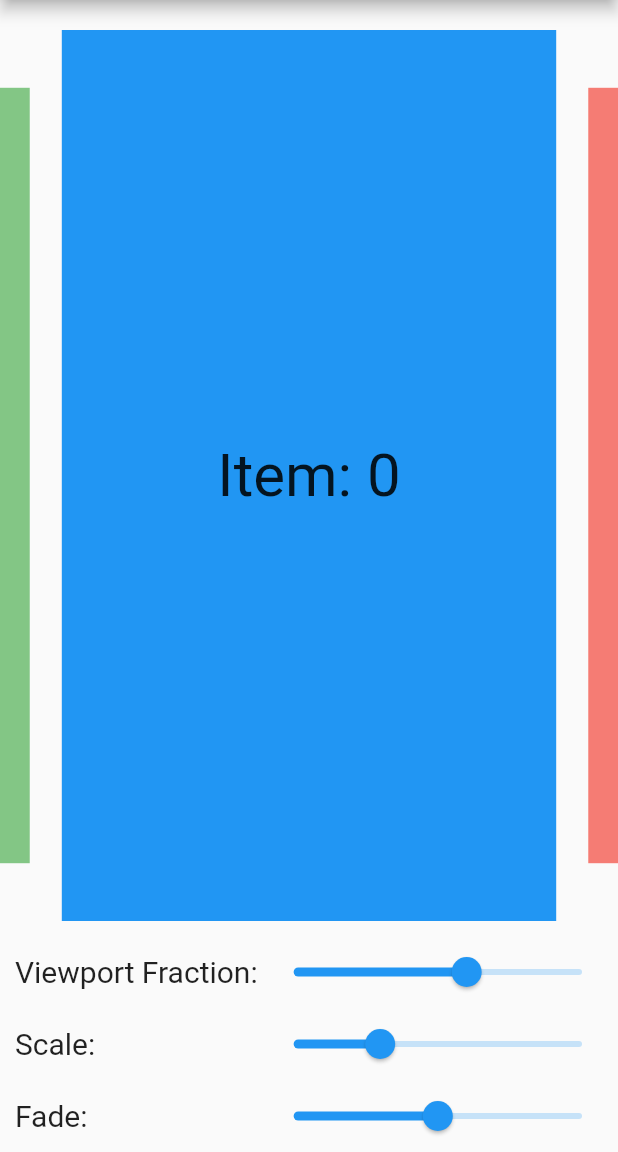
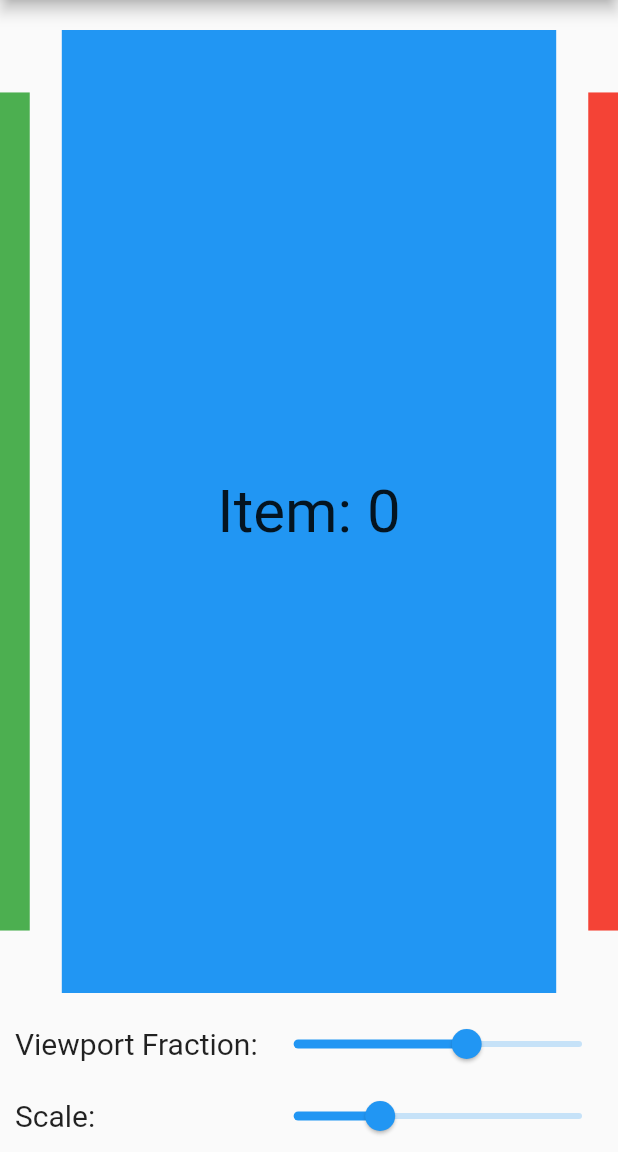
Before and after one commit to adbonnin/flutter_carousel, a Flutter app: the ScaleTransitionExample screen opened by its route, on a phone screen of 412 x 824 dp, the part 84-1236 px from its top. Run offline on Flutter 3.47's test engine with Material 2 defaults, Android fonts, the phone set to English and light mode, and no system bars.

Commit message:
:sparkles: Add a fade transition and a compose function

```diff
--- a/example/lib/examples/color_transition_example.dart
+++ b/example/lib/examples/color_transition_example.dart
@@ -11,8 +11,7 @@ class ColorTransitionExample extends StatelessWidget {
       itemBuilder: (context, index) => Item(index),
       itemCount: itemCount,
       transitionBuilder: CarouselTransitions.color(
-        colors: ColorItem.colors,
-        singleColor: false
+        colors: ColorItem.colors
       ),
     );
   }
--- a/example/lib/examples/scale_transition_example.dart
+++ b/example/lib/examples/scale_transition_example.dart
@@ -11,7 +11,6 @@ class ScaleTransitionExample extends StatefulWidget {
 class _ScaleTransitionExampleState extends State<ScaleTransitionExample> {
   double _viewportFraction = 0.8;
   double _scale = 0.3;
-  double _fade = 0.5;
   final int itemCount = 20;
 
   @override
@@ -29,7 +28,7 @@ class _ScaleTransitionExampleState extends State<ScaleTransitionExample> {
           controller: carouselController,
           itemBuilder: (context, index) => ColorItem(index),
           itemCount: itemCount,
-          transitionBuilder: CarouselTransitions.scale(scale: _scale, fade: _fade),
+          transitionBuilder: CarouselTransitions.scale(scale: _scale),
         ),
       ),
       bottomNavigationBar: Padding(
@@ -68,21 +67,6 @@ class _ScaleTransitionExampleState extends State<ScaleTransitionExample> {
                 ),
               ],
             ),
-            TableRow(
-              children: [
-                TableCell(child: Text("Fade:", style: labelStyle)),
-                TableCell(
-                  child: Slider.adaptive(
-                    min: 0,
-                    max: 1,
-                    value: _fade,
-                    onChanged: (double value) {
-                      setState(() => _fade = value);
-                    },
-                  ),
-                ),
-              ],
-            ),
           ],
         ),
       ),
--- a/example/lib/main.dart
+++ b/example/lib/main.dart
@@ -1,6 +1,7 @@
 import 'package:example/examples/basic_example.dart';
 import 'package:example/examples/builder_example.dart';
 import 'package:example/examples/color_transition_example.dart';
+import 'package:example/examples/compose_transition_example.dart';
 import 'package:example/examples/cube_transition_example.dart';
 import 'package:example/examples/linear_transition_example.dart';
 import 'package:example/examples/scale_transition_example.dart';
@@ -15,6 +16,7 @@ final examples = [
   Example('Linear transition example', Icons.refresh, '/linear-transition', (context) => LinearTransitionExample()),
   Example('Cube transition example', Icons.refresh, '/cube-transition', (context) => CubeTransitionExample()),
   Example('Color transition example', Icons.refresh, '/color-transition', (context) => ColorTransitionExample()),
+  Example('Compose transition example', Icons.refresh, '/compose-transition', (context) => ComposeTransitionExample()),
 ];
 
 void main() => runApp(CarouselExample(examples));
```
Also changed, not shown: example/lib/examples/compose_transition_example.dart (added, +25 -0 lines), lib/src/carousel_transition.dart (+57 -8 lines).
